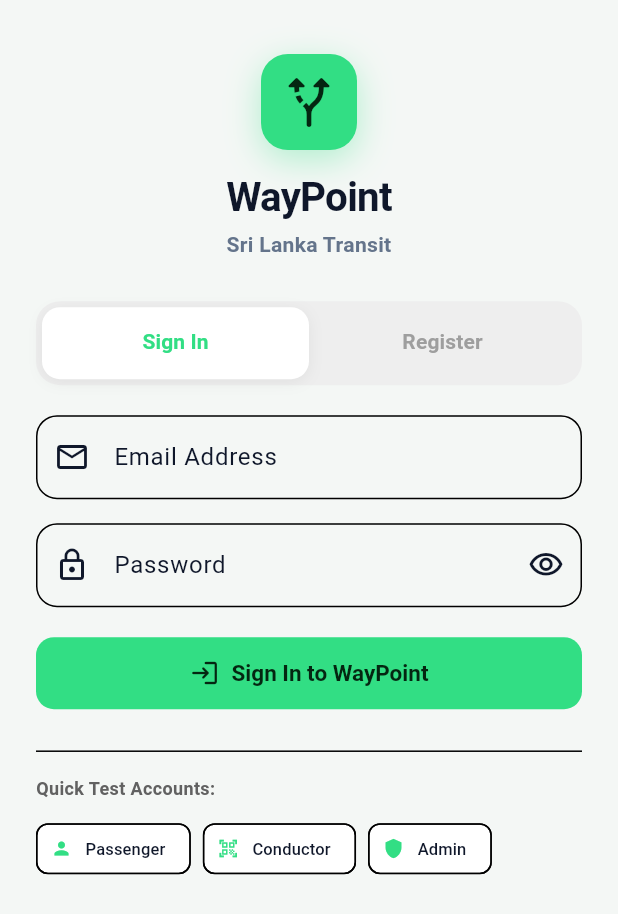
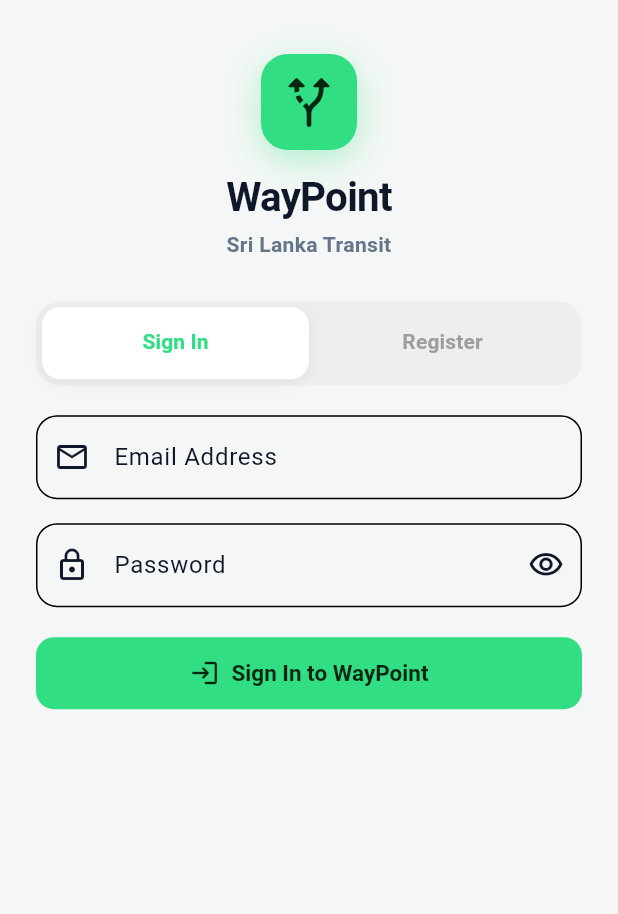
Before and after one commit to NuhadhMohomed/WayPoint, a Flutter app: the PassengerAuthScreen screen opened directly, on a phone screen of 412 x 824 dp. Shown: the top 914 px of the screen. Run offline on Flutter 3.47's test engine with Material 3 defaults, Android fonts, the phone set to English and light mode, and no system bars; our stand-ins replace bloc, dio, equatable, flutter_bloc, flutter_secure_storage, qr_flutter; missing offline and left inert: mobile_scanner; accounts and stored records are empty.

Commit message:
refactor(mobile): remove quick test role change from auth UI

```diff
--- a/mobile/lib/features/auth/screens/passenger_auth_screen.dart
+++ b/mobile/lib/features/auth/screens/passenger_auth_screen.dart
@@ -48,11 +48,6 @@ class _PassengerAuthScreenState extends State<PassengerAuthScreen>
     _regPhoneController.dispose();
     _regPasswordController.dispose();
     super.dispose();
-  }
-
-  void _fillDemoLogin(String email, String password) {
-    _loginEmailController.text = email;
-    _loginPasswordController.text = password;
   }
 
   @override
@@ -133,9 +128,9 @@ class _PassengerAuthScreenState extends State<PassengerAuthScreen>
                       controller: _tabController,
                       children: [
                         // 1. Sign In View
-                        _buildSignInView(context, isLoading, isDark),
+                        _buildSignInView(context, isLoading),
                         // 2. Register View
-                        _buildRegisterView(context, isLoading, isDark),
+                        _buildRegisterView(context, isLoading),
                       ],
                     ),
                   ),
@@ -148,7 +143,7 @@ class _PassengerAuthScreenState extends State<PassengerAuthScreen>
     );
   }
 
-  Widget _buildSignInView(BuildContext context, bool isLoading, bool isDark) {
+  Widget _buildSignInView(BuildContext context, bool isLoading) {
     return Form(
       key: _loginFormKey,
       child: Column(
@@ -205,44 +200,12 @@ class _PassengerAuthScreenState extends State<PassengerAuthScreen>
               }
             },
           ),
-          const SizedBox(height: 20),
-          const Divider(),
-          const SizedBox(height: 8),
-          Text(
-            'Quick Test Accounts:',
-            style: TextStyle(
-              fontSize: 12,
-              fontWeight: FontWeight.w600,
-              color: isDark ? Colors.grey[400] : Colors.grey[700],
-            ),
-          ),
-          const SizedBox(height: 8),
-          Wrap(
-            spacing: 8,
-            children: [
-              ActionChip(
-                label: const Text('Passenger', style: TextStyle(fontSize: 11)),
-                avatar: const Icon(Icons.person, size: 14),
-                onPressed: () => _fillDemoLogin('passenger@waypoint.lk', 'Password123!'),
-              ),
-              ActionChip(
-                label: const Text('Conductor', style: TextStyle(fontSize: 11)),
-                avatar: const Icon(Icons.qr_code_scanner, size: 14),
-                onPressed: () => _fillDemoLogin('conductor@waypoint.lk', 'Password123!'),
-              ),
-              ActionChip(
-                label: const Text('Admin', style: TextStyle(fontSize: 11)),
-                avatar: const Icon(Icons.shield, size: 14),
-                onPressed: () => _fillDemoLogin('admin@waypoint.lk', 'Password123!'),
-              ),
-            ],
-          ),
         ],
       ),
     );
   }
 
-  Widget _buildRegisterView(BuildContext context, bool isLoading, bool isDark) {
+  Widget _buildRegisterView(BuildContext context, bool isLoading) {
     return Form(
       key: _regFormKey,
       child: SingleChildScrollView(
```
Also changed, not shown: 1 other file.
